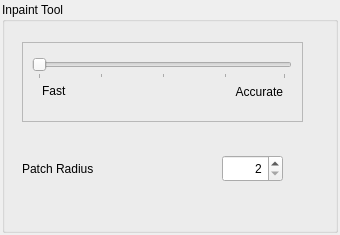
KDE/krita, file plugins/tools/tool_smart_patch/kis_tool_smart_patch_options_widget.ui: the form before one commit.
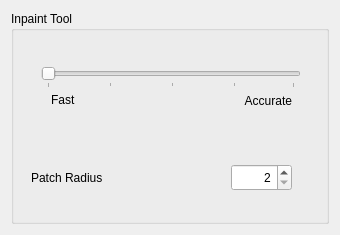
The form after the commit.

```diff
--- a/plugins/tools/tool_smart_patch/kis_tool_smart_patch_options_widget.ui
+++ b/plugins/tools/tool_smart_patch/kis_tool_smart_patch_options_widget.ui
@@ -10,15 +10,9 @@
     <height>235</height>
    </rect>
   </property>
+  <layout class="QHBoxLayout" name="horizontalLayout">
+   <item>
   <widget class="QGroupBox" name="groupBox">
-   <property name="geometry">
-    <rect>
-     <x>2</x>
-     <y>2</y>
-     <width>336</width>
-     <height>231</height>
-    </rect>
-   </property>
    <property name="minimumSize">
     <size>
      <width>200</width>
@@ -29,12 +23,15 @@
     <string>Inpaint Tool</string>
    </property>
    <widget class="QFrame" name="accuracy">
+      <property name="enabled">
+       <bool>true</bool>
+      </property>
     <property name="geometry">
      <rect>
       <x>20</x>
       <y>40</y>
       <width>281</width>
-      <height>80</height>
+        <height>81</height>
      </rect>
     </property>
     <property name="minimumSize">
@@ -43,12 +40,6 @@
       <height>80</height>
      </size>
     </property>
-    <property name="frameShape">
-     <enum>QFrame::StyledPanel</enum>
-    </property>
-    <property name="frameShadow">
-     <enum>QFrame::Raised</enum>
-    </property>
     <widget class="QSlider" name="accuracySlider">
      <property name="geometry">
       <rect>
@@ -140,6 +131,8 @@
     </property>
    </widget>
   </widget>
+   </item>
+  </layout>
  </widget>
  <resources/>
  <connections/>
```
Lines whose indentation alone changed are shown as unchanged.
